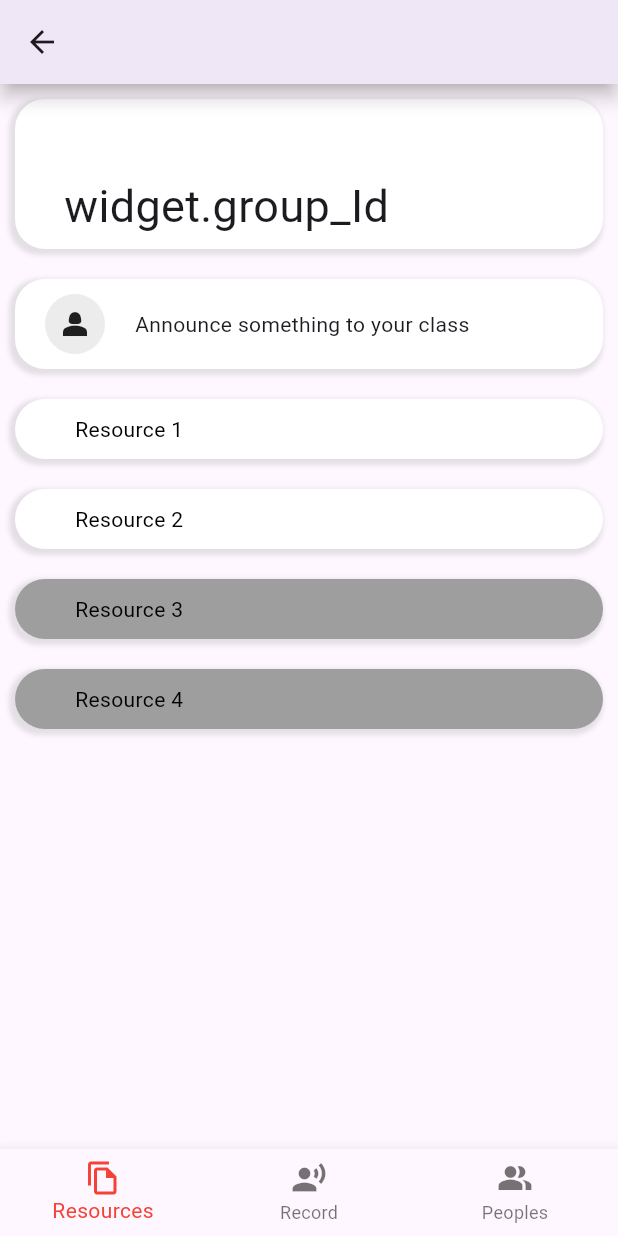
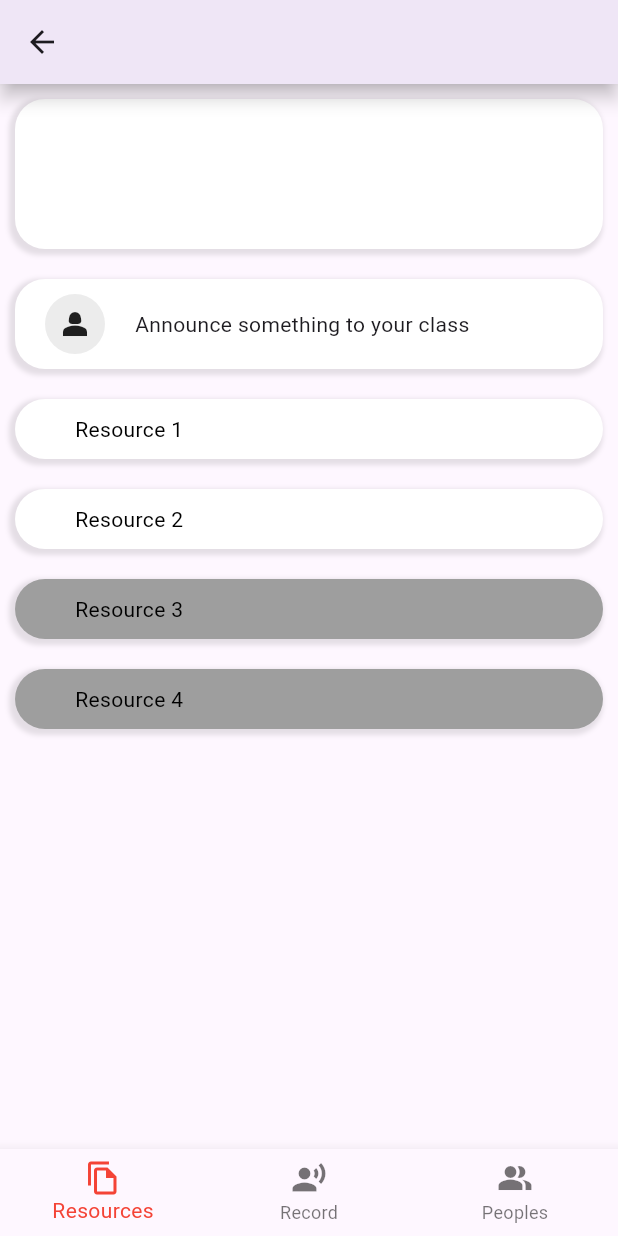
Before and after one commit to xFLuPXDx/s2t-frontend, a Flutter app: the GroupPage screen opened directly with empty values, on a phone screen of 412 x 824 dp. Run offline on Flutter 3.47's test engine with Material 3 defaults, Android fonts, the phone set to English and light mode, and no system bars; our stand-ins replace animated_splash_screen, get, shared_preferences; accounts and stored records are empty.

Commit message:
working resources record peeps page

```diff
--- a/lib/pages/group.dart
+++ b/lib/pages/group.dart
@@ -14,18 +14,24 @@ class GroupPage extends StatefulWidget {
 
 class _GroupPageState extends State<GroupPage> {
   int _selectedIndex = 0;
-
+  String gid = "";
+  List<Widget> widgetList = [];
   void _onItemTapped(int index) {
     setState(() {
       _selectedIndex = index;
     });
   }
 
-  List<Widget> widgetList = [
-      Resources(),
-      RecordPage(),
-      Peoples(),
-  ];
+  @override
+  void initState() {
+    gid = widget.group_Id;
+    widgetList = [
+      Resources(group_Id: gid),
+      RecordPage(group_Id: gid),
+      Peoples(group_Id: gid),
+    ];
+    super.initState();
+  }
 
   @override
   Widget build(BuildContext context) {
@@ -37,9 +43,12 @@ class _GroupPageState extends State<GroupPage> {
       body: widgetList.elementAt(_selectedIndex),
       bottomNavigationBar: BottomNavigationBar(
         items: const [
-          BottomNavigationBarItem(icon: Icon(Icons.file_copy_outlined), label: "Resources"),
-          BottomNavigationBarItem(icon: Icon(Icons.record_voice_over), label: "Record"),
-          BottomNavigationBarItem(icon: Icon(Icons.people_alt_sharp), label: "Peoples")
+          BottomNavigationBarItem(
+              icon: Icon(Icons.file_copy_outlined), label: "Resources"),
+          BottomNavigationBarItem(
+              icon: Icon(Icons.record_voice_over), label: "Record"),
+          BottomNavigationBarItem(
+              icon: Icon(Icons.people_alt_sharp), label: "Peoples")
         ],
         currentIndex: _selectedIndex,
         selectedItemColor: Colors.red,
--- a/lib/pages/peoplespage.dart
+++ b/lib/pages/peoplespage.dart
@@ -1,17 +1,19 @@
 import 'package:flutter/material.dart';
 
 class Peoples extends StatefulWidget {
-  const Peoples({super.key});
+ final String group_Id;
+  const Peoples({super.key, required this.group_Id});
 
   @override
   State<Peoples> createState() => _PeoplesState();
 }
 
 class _PeoplesState extends State<Peoples> {
+
   @override
   Widget build(BuildContext context) {
     return Scaffold(
-      body: Text("peoples"),
+       body: Text(widget.group_Id),
     );
   }
 }
--- a/lib/pages/recordpage.dart
+++ b/lib/pages/recordpage.dart
@@ -1,7 +1,8 @@
 import 'package:flutter/material.dart';
 
 class RecordPage extends StatefulWidget {
-  const RecordPage({super.key});
+  final String group_Id;
+  const RecordPage({super.key, required this.group_Id});
 
   @override
   State<RecordPage> createState() => _RecordPageState();
@@ -11,7 +12,7 @@ class _RecordPageState extends State<RecordPage> {
   @override
   Widget build(BuildContext context) {
     return Scaffold(
-      body: Text("record"),
+      body: Text(widget.group_Id),
     );
   }
 }
--- a/lib/pages/resourcepage1.dart
+++ b/lib/pages/resourcepage1.dart
@@ -8,8 +8,8 @@ import 'resourcepage2.dart';
 import 'views/getgroups.dart';
 
 class Resources extends StatefulWidget {
-  /* final String group_Id;
-  const Resources(String group_id, {super.key, required this.group_Id}); */
+  final String group_Id;
+  const Resources({super.key, required this.group_Id});
 
   @override
   State<Resources> createState() => _ResourcesState();
@@ -58,7 +58,7 @@ class _ResourcesState extends State<Resources> {
           child: Padding(
             padding: const EdgeInsets.only(left: 25, top: 50),
             child: Text(
-             " widget.group_Id",
+             widget.group_Id,
               style: const TextStyle(fontSize: 30),
             ),
           )),
```
